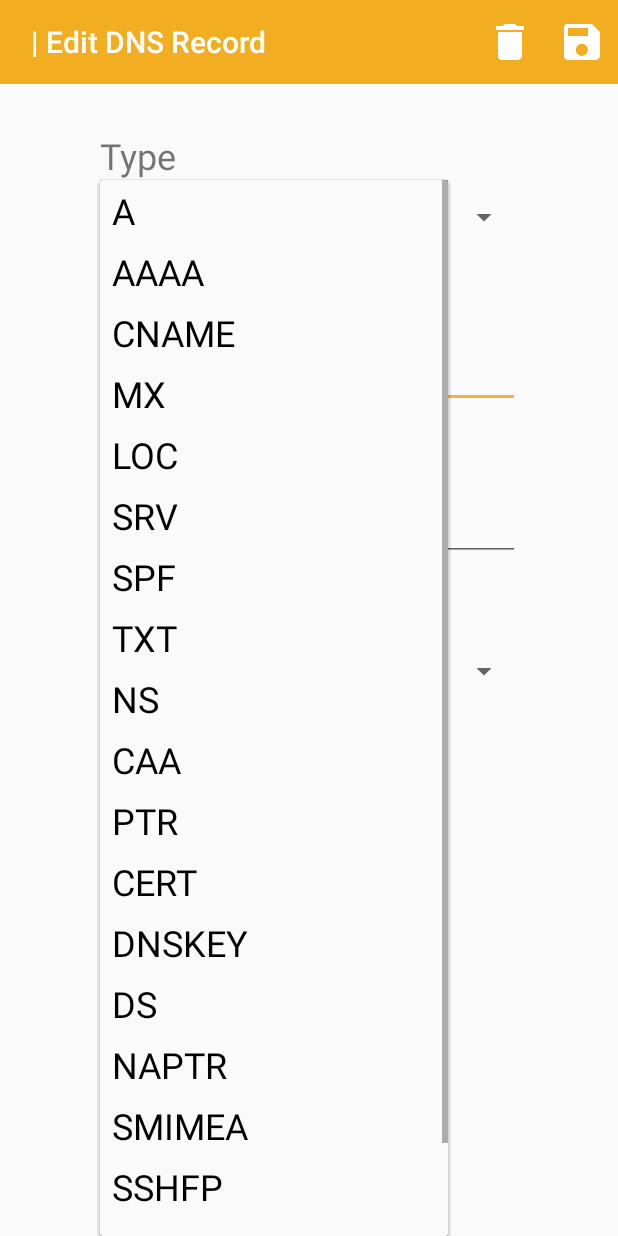
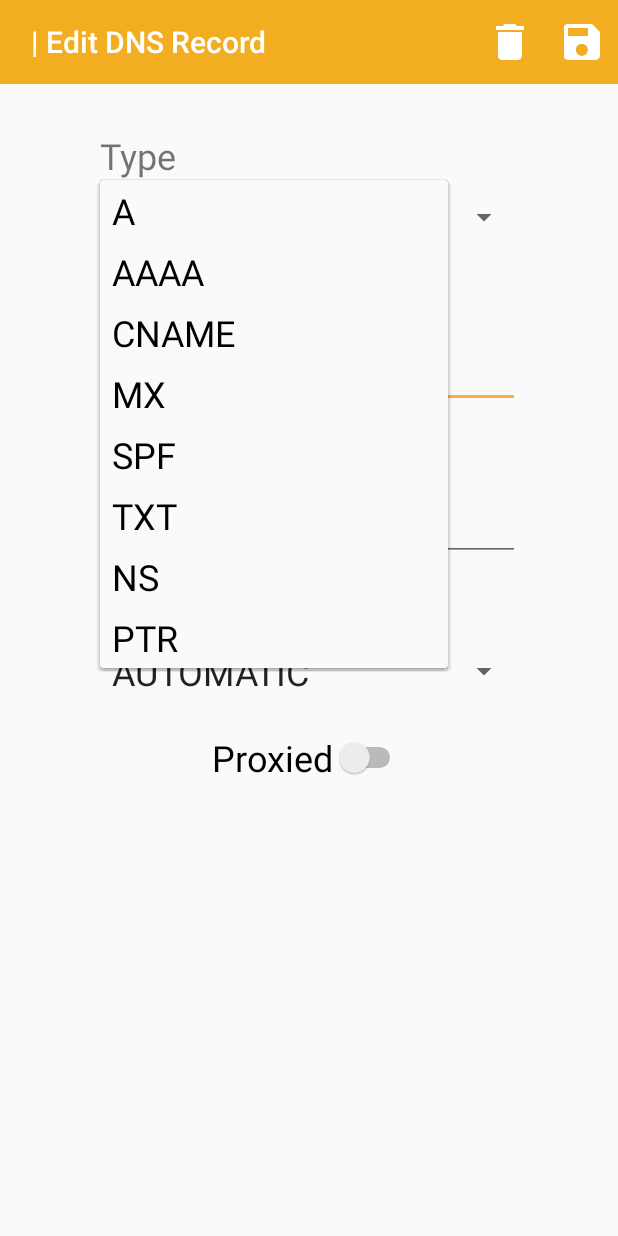
Before and after one commit to jtsalva/cloudmare, an Android app: the DNSRecordActivity screen opened directly, with no data from a screen before it, after a tap on an icon or button, on a phone screen of 412 x 824 dp. Run offline under Robolectric (Android 15) with nearby library versions, the phone set to English and light mode, and no system bars; our stand-ins replace data binding; network calls fail; 3 statements that could not run were skipped.

Commit message:
commented out currently unfeasible dns record types

```diff
--- a/app/src/main/res/values/strings.xml
+++ b/app/src/main/res/values/strings.xml
@@ -42,21 +42,21 @@
         <item>@string/type_aaaa</item>
         <item>@string/type_cname</item>
         <item>@string/type_mx</item>
-        <item>@string/type_loc</item>
-        <item>@string/type_srv</item>
+        <!--<item>@string/type_loc</item>-->
+        <!--<item>@string/type_srv</item>-->
         <item>@string/type_spf</item>
         <item>@string/type_txt</item>
         <item>@string/type_ns</item>
-        <item>@string/type_caa</item>
+        <!--<item>@string/type_caa</item>-->
         <item>@string/type_ptr</item>
-        <item>@string/type_cert</item>
-        <item>@string/type_dnskey</item>
-        <item>@string/type_ds</item>
-        <item>@string/type_naptr</item>
-        <item>@string/type_smimea</item>
-        <item>@string/type_sshfp</item>
-        <item>@string/type_tlsa</item>
-        <item>@string/type_uri</item>
+        <!--<item>@string/type_cert</item>-->
+        <!--<item>@string/type_dnskey</item>-->
+        <!--<item>@string/type_ds</item>-->
+        <!--<item>@string/type_naptr</item>-->
+        <!--<item>@string/type_smimea</item>-->
+        <!--<item>@string/type_sshfp</item>-->
+        <!--<item>@string/type_tlsa</item>-->
+        <!--<item>@string/type_uri</item>-->
     </string-array>
 
     // DNS Record TTL Labels
```
